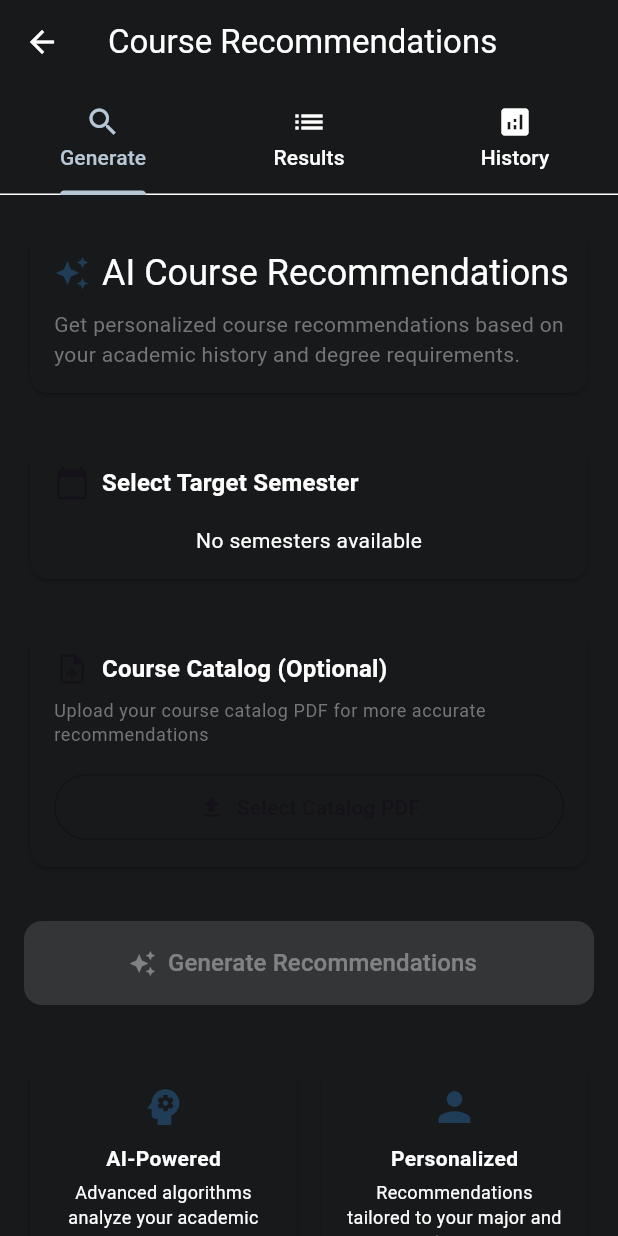
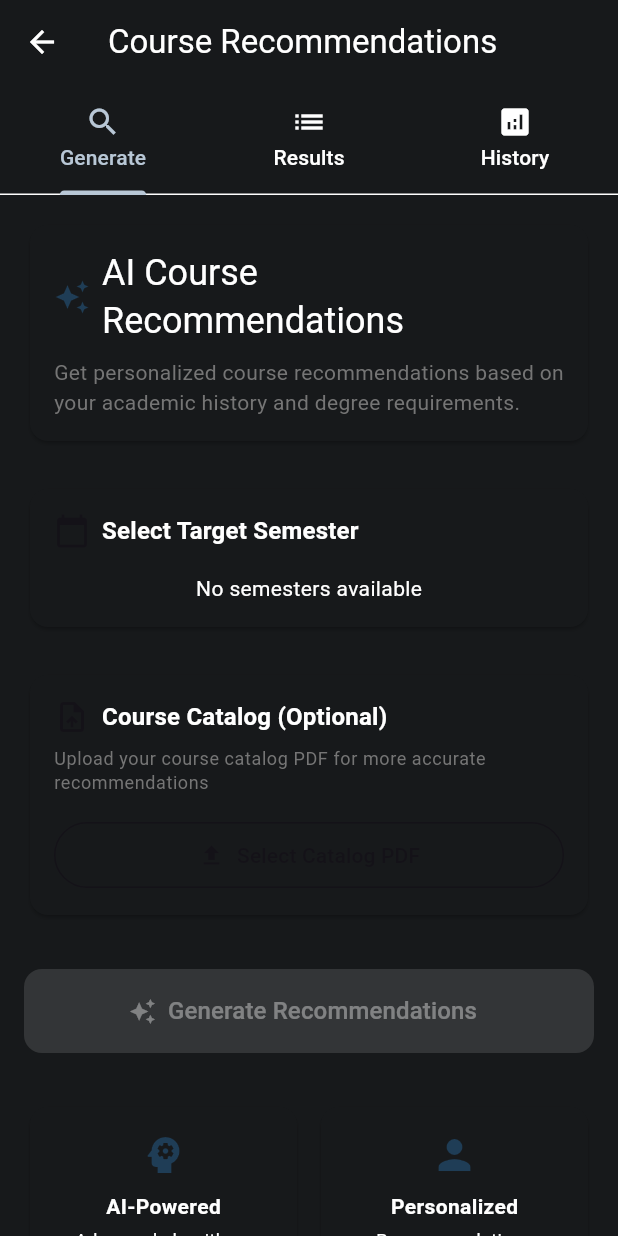
Before and after one commit to Technion236272/2025b-DegreEZ, a Flutter app: the CourseRecommendationPage screen opened directly, on a phone screen of 412 x 824 dp. Run offline on Flutter 3.47's test engine with Material 3 defaults, Android fonts, the phone set to English and light mode, and no system bars; drawn by our look-alikes of calendar_view; our stand-ins replace auto_size_text, cloud_firestore, file_picker, firebase_ai, firebase_auth, firebase_core and 7 more; missing offline and left inert: string_similarity; accounts and stored records are empty.

Commit message:
overfllow fixing

```diff
--- a/degreez/lib/pages/course_recommendation_page.dart
+++ b/degreez/lib/pages/course_recommendation_page.dart
@@ -96,10 +96,13 @@ class _CourseRecommendationPageState extends State<CourseRecommendationPage>
                             color: context.read<ThemeProvider>().primaryColor,
                           ),
                           const SizedBox(width: 8),
-                          Text(
-                            'AI Course Recommendations',
-                            style: Theme.of(context).textTheme.headlineSmall,
-                          ),
+    Expanded(
+      child: Text(
+        'AI Course Recommendations',
+        style: Theme.of(context).textTheme.headlineSmall,
+        softWrap: true,
+      ),
+    ),
                         ],
                       ),
                       const SizedBox(height: 8),
@@ -237,7 +240,12 @@ class _CourseRecommendationPageState extends State<CourseRecommendationPage>
               // Stats Summary
               RecommendationStatsWidget(
                 stats: provider.getRecommendationStats(),
-                semester: provider.currentRecommendation?.originalRequest.semesterDisplayName ?? 'Unknown',
+                semester:
+                    provider
+                        .currentRecommendation
+                        ?.originalRequest
+                        .semesterDisplayName ??
+                    'Unknown',
               ),
 
               const SizedBox(height: 16),
@@ -465,7 +473,11 @@ class _CourseRecommendationPageState extends State<CourseRecommendationPage>
     final studentProvider = context.read<StudentProvider>();
     final recommendationProvider = context.read<CourseRecommendationProvider>();
 
-    final selectedSemester = recommendationProvider.currentRecommendation?.originalRequest.semesterDisplayName;
+    final selectedSemester =
+        recommendationProvider
+            .currentRecommendation
+            ?.originalRequest
+            .semesterDisplayName;
     final studentId = studentProvider.student!.id;
 
     if (selectedSemester == null) {
@@ -496,7 +508,7 @@ class _CourseRecommendationPageState extends State<CourseRecommendationPage>
 
     if (alreadyExists) {
       ScaffoldMessenger.of(context).showSnackBar(
-         SnackBar(
+        SnackBar(
           content: Text('Course already exists in semester $selectedSemester.'),
         ),
       );
```
